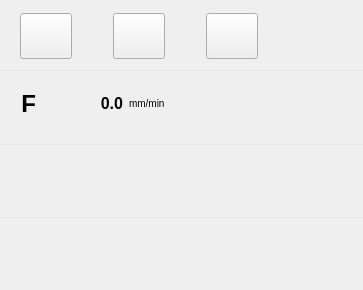
The window that client/operationpanel.ui (DandiacalMonkey/ltp) describes before a commit, drawn with Qt 5.
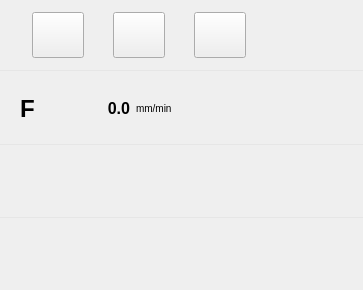
The same window after the commit. Custom widgets are drawn as their Qt base class.

```diff
--- a/client/operationpanel.ui
+++ b/client/operationpanel.ui
@@ -39,28 +39,7 @@
     <layout class="QVBoxLayout" name="mainLayout_" stretch="70,0,70,0,70,0,70">
      <item>
       <widget class="QWidget" name="panelButtonsWidget_" native="true">
-       <widget class="QWidget" name="horizontalLayoutWidget">
-        <property name="geometry">
-         <rect>
-          <x>0</x>
-          <y>0</y>
-          <width>361</width>
-          <height>63</height>
-         </rect>
-        </property>
-        <layout class="QHBoxLayout" name="panelButtonsLayout_">
-         <property name="spacing">
-          <number>41</number>
-         </property>
-         <property name="leftMargin">
-          <number>20</number>
-         </property>
-         <property name="topMargin">
-          <number>10</number>
-         </property>
-         <property name="rightMargin">
-          <number>102</number>
-         </property>
+       <layout class="QHBoxLayout" name="horizontalLayout_3">
          <item>
           <widget class="ltp::base::PanelButton" name="singleSection_">
            <property name="minimumSize">
@@ -118,8 +97,32 @@
            </property>
           </widget>
          </item>
-        </layout>
-       </widget>
+        <item>
+         <widget class="QFrame" name="frame_2">
+          <property name="minimumSize">
+           <size>
+            <width>52</width>
+            <height>46</height>
+           </size>
+          </property>
+          <property name="maximumSize">
+           <size>
+            <width>52</width>
+            <height>46</height>
+           </size>
+          </property>
+          <property name="styleSheet">
+           <string notr="true">border:none;</string>
+          </property>
+          <property name="frameShape">
+           <enum>QFrame::StyledPanel</enum>
+          </property>
+          <property name="frameShadow">
+           <enum>QFrame::Raised</enum>
+          </property>
+         </widget>
+        </item>
+       </layout>
       </widget>
      </item>
      <item>
@@ -134,16 +137,40 @@
      </item>
      <item>
       <widget class="QWidget" name="machiningInformationWidget1_" native="true">
-       <widget class="QWidget" name="horizontalLayoutWidget_2">
-        <property name="geometry">
-         <rect>
-          <x>0</x>
-          <y>-10</y>
-          <width>361</width>
-          <height>81</height>
-         </rect>
+       <layout class="QHBoxLayout" name="horizontalLayout_2" stretch="1,1">
+        <property name="spacing">
+         <number>0</number>
         </property>
-        <layout class="QHBoxLayout" name="machiningInformationLayout1_" stretch="20,45,35,90">
+        <property name="margin">
+         <number>0</number>
+        </property>
+        <item>
+         <widget class="QFrame" name="frame">
+          <property name="styleSheet">
+           <string notr="true">border:none;</string>
+          </property>
+          <property name="frameShape">
+           <enum>QFrame::StyledPanel</enum>
+          </property>
+          <property name="frameShadow">
+           <enum>QFrame::Raised</enum>
+          </property>
+          <layout class="QHBoxLayout" name="horizontalLayout" stretch="0,1,0">
+           <property name="spacing">
+            <number>6</number>
+           </property>
+           <property name="leftMargin">
+            <number>20</number>
+           </property>
+           <property name="topMargin">
+            <number>0</number>
+           </property>
+           <property name="rightMargin">
+            <number>10</number>
+           </property>
+           <property name="bottomMargin">
+            <number>0</number>
+           </property>
          <item>
           <widget class="QLabel" name="speedFSymbol_">
            <property name="styleSheet">
@@ -153,7 +180,7 @@
             <string>F</string>
            </property>
            <property name="alignment">
-            <set>Qt::AlignRight|Qt::AlignTrailing|Qt::AlignVCenter</set>
+              <set>Qt::AlignCenter</set>
            </property>
           </widget>
          </item>
@@ -180,6 +207,9 @@
            </property>
           </widget>
          </item>
+          </layout>
+         </widget>
+        </item>
          <item>
           <widget class="ltp::base::PlusMinusWidget" name="speedFButton_" native="true">
            <property name="minimumSize">
@@ -192,7 +222,6 @@
          </item>
         </layout>
        </widget>
-      </widget>
      </item>
      <item>
       <widget class="Line" name="line2_">
@@ -206,16 +235,21 @@
      </item>
      <item>
       <widget class="QWidget" name="machiningInformationWidget2_" native="true">
-       <widget class="QWidget" name="horizontalLayoutWidget_3">
-        <property name="geometry">
-         <rect>
-          <x>0</x>
-          <y>-10</y>
-          <width>361</width>
-          <height>71</height>
-         </rect>
-        </property>
-        <layout class="QHBoxLayout" name="machiningInformationLayout2_">
+       <layout class="QHBoxLayout" name="horizontalLayout_4">
+        <item>
+         <widget class="QLabel" name="label">
+          <property name="text">
+           <string/>
+          </property>
+         </widget>
+        </item>
+        <item>
+         <widget class="QLabel" name="label_2">
+          <property name="text">
+           <string/>
+          </property>
+         </widget>
+        </item>
          <item>
           <widget class="QLabel" name="label_5">
            <property name="text">
@@ -223,22 +257,7 @@
            </property>
           </widget>
          </item>
-         <item>
-          <widget class="QLabel" name="label_4">
-           <property name="text">
-            <string/>
-           </property>
-          </widget>
-         </item>
-         <item>
-          <widget class="QLabel" name="label_3">
-           <property name="text">
-            <string/>
-           </property>
-          </widget>
-         </item>
-        </layout>
-       </widget>
+       </layout>
       </widget>
      </item>
      <item>
@@ -253,32 +272,22 @@
      </item>
      <item>
       <widget class="QWidget" name="machiningInformationWidget3_" native="true">
-       <widget class="QWidget" name="horizontalLayoutWidget_4">
-        <property name="geometry">
-         <rect>
-          <x>0</x>
-          <y>-10</y>
-          <width>361</width>
-          <height>71</height>
-         </rect>
-        </property>
-        <layout class="QHBoxLayout" name="machiningInformationLayout3_">
+       <layout class="QHBoxLayout" name="horizontalLayout_5">
          <item>
-          <widget class="QLabel" name="label_2">
+         <widget class="QLabel" name="label_3">
            <property name="text">
             <string/>
            </property>
           </widget>
          </item>
          <item>
-          <widget class="QLabel" name="label">
+         <widget class="QLabel" name="label_4">
            <property name="text">
             <string/>
            </property>
           </widget>
          </item>
         </layout>
-       </widget>
       </widget>
      </item>
     </layout>
```
Lines whose indentation alone changed are shown as unchanged.
